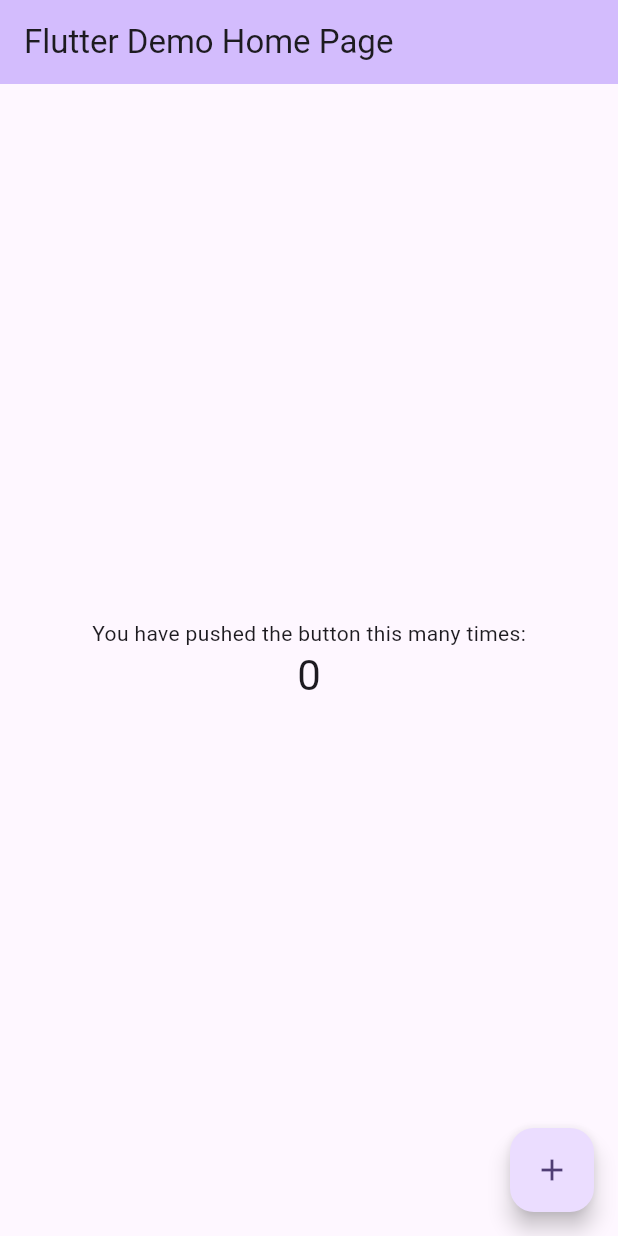
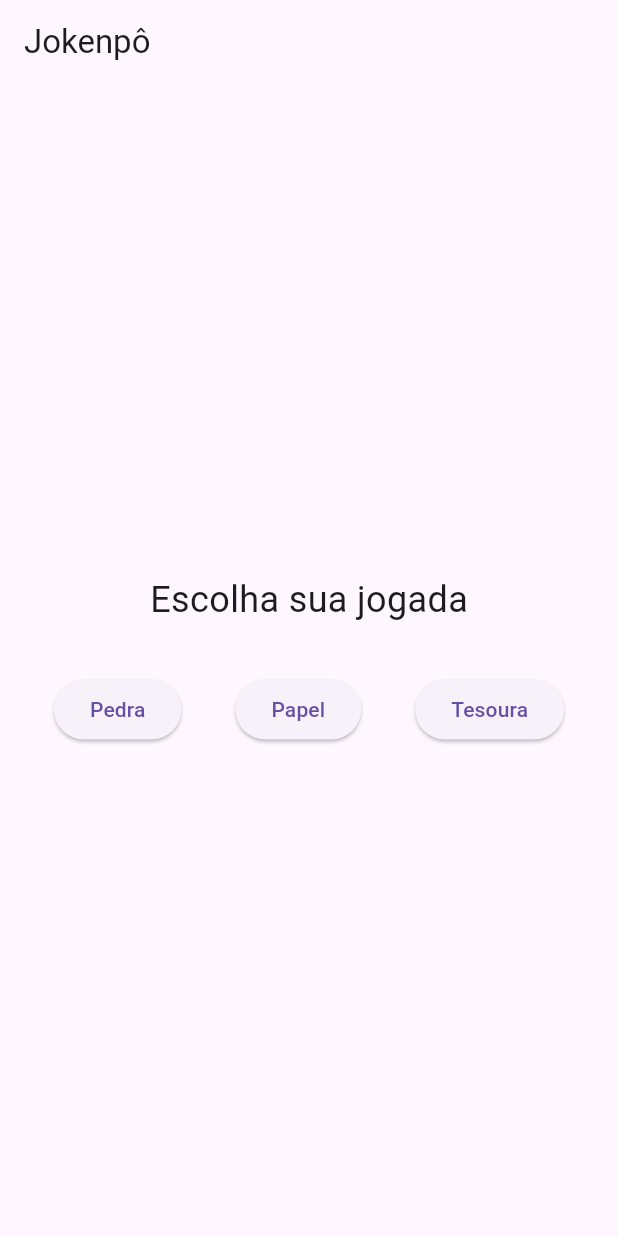
Before and after one commit to Lucas-RA/Ex-Jokenpo_Teste, a Flutter app: the screen it shows after launch, on a phone screen of 412 x 824 dp. Run offline on Flutter 3.47's test engine with Material 3 defaults, Android fonts, the phone set to English and light mode, and no system bars.

Commit message:
feat(etapa-01): primeira versão do Jokenpô com tudo dentro da tela
Co-Authored-By: Claude Opus 5.5 <noreply@anthropic.com>

```diff
--- a/lib/main.dart
+++ b/lib/main.dart
@@ -1,121 +1,68 @@
+import 'dart:math';
+
 import 'package:flutter/material.dart';
 
 void main() {
-  runApp(const MyApp());
+  runApp(
+    const MaterialApp(debugShowCheckedModeBanner: false, home: JokenpoScreen()),
+  );
 }
 
-class MyApp extends StatelessWidget {
-  const MyApp({super.key});
+class JokenpoScreen extends StatefulWidget {
+  const JokenpoScreen({super.key});
 
-  // This widget is the root of your application.
   @override
-  Widget build(BuildContext context) {
-    return MaterialApp(
-      title: 'Flutter Demo',
-      theme: ThemeData(
-        // This is the theme of your application.
-        //
-        // TRY THIS: Try running your application with "flutter run". You'll see
-        // the application has a purple toolbar. Then, without quitting the app,
-        // try changing the seedColor in the colorScheme below to Colors.green
-        // and then invoke "hot reload" (save your changes or press the "hot
-        // reload" button in a Flutter-supported IDE, or press "r" if you used
-        // the command line to start the app).
-        //
-        // Notice that the counter didn't reset back to zero; the application
-        // state is not lost during the reload. To reset the state, use hot
-        // restart instead.
-        //
-        // This works for code too, not just values: Most code changes can be
-        // tested with just a hot reload.
-        colorScheme: .fromSeed(seedColor: Colors.deepPurple),
-      ),
-      home: const MyHomePage(title: 'Flutter Demo Home Page'),
-    );
-  }
+  State<JokenpoScreen> createState() => _JokenpoScreenState();
 }
 
-class MyHomePage extends StatefulWidget {
-  const MyHomePage({super.key, required this.title});
+class _JokenpoScreenState extends State<JokenpoScreen> {
+  String resultado = 'Escolha sua jogada';
 
-  // This widget is the home page of your application. It is stateful, meaning
-  // that it has a State object (defined below) that contains fields that affect
-  // how it looks.
+  void jogar(String jogador) {
+    final jogadas = ['pedra', 'papel', 'tesoura'];
 
-  // This class is the configuration for the state. It holds the values (in this
-  // case the title) provided by the parent (in this case the App widget) and
-  // used by the build method of the State. Fields in a Widget subclass are
-  // always marked "final".
+    final computador = jogadas[Random().nextInt(jogadas.length)];
 
-  final String title;
+    if (jogador == computador) {
+      resultado = 'Empate';
+    } else if (jogador == 'pedra' && computador == 'tesoura' ||
+        jogador == 'papel' && computador == 'pedra' ||
+        jogador == 'tesoura' && computador == 'papel') {
+      resultado = 'Você venceu!';
+    } else {
+      resultado = 'Você perdeu!';
+    }
 
-  @override
-  State<MyHomePage> createState() => _MyHomePageState();
-}
-
-class _MyHomePageState extends State<MyHomePage> {
-  int _counter = 0;
-
-  void _incrementCounter() {
-    setState(() {
-      // This call to setState tells the Flutter framework that something has
-      // changed in this State, which causes it to rerun the build method below
-      // so that the display can reflect the updated values. If we changed
-      // _counter without calling setState(), then the build method would not be
-      // called again, and so nothing would appear to happen.
-      _counter++;
-    });
+    setState(() {});
   }
 
   @override
   Widget build(BuildContext context) {
-    // This method is rerun every time setState is called, for instance as done
-    // by the _incrementCounter method above.
-    //
-    // The Flutter framework has been optimized to make rerunning build methods
-    // fast, so that you can just rebuild anything that needs updating rather
-    // than having to individually change instances of widgets.
     return Scaffold(
-      appBar: AppBar(
-        // TRY THIS: Try changing the color here to a specific color (to
-        // Colors.amber, perhaps?) and trigger a hot reload to see the AppBar
-        // change color while the other colors stay the same.
-        backgroundColor: Theme.of(context).colorScheme.inversePrimary,
-        // Here we take the value from the MyHomePage object that was created by
-        // the App.build method, and use it to set our appbar title.
-        title: Text(widget.title),
-      ),
-      body: Center(
-        // Center is a layout widget. It takes a single child and positions it
-        // in the middle of the parent.
-        child: Column(
-          // Column is also a layout widget. It takes a list of children and
-          // arranges them vertically. By default, it sizes itself to fit its
-          // children horizontally, and tries to be as tall as its parent.
-          //
-          // Column has various properties to control how it sizes itself and
-          // how it positions its children. Here we use mainAxisAlignment to
-          // center the children vertically; the main axis here is the vertical
-          // axis because Columns are vertical (the cross axis would be
-          // horizontal).
-          //
-          // TRY THIS: Invoke "debug painting" (choose the "Toggle Debug Paint"
-          // action in the IDE, or press "p" in the console), to see the
-          // wireframe for each widget.
-          mainAxisAlignment: .center,
-          children: [
-            const Text('You have pushed the button this many times:'),
-            Text(
-              '$_counter',
-              style: Theme.of(context).textTheme.headlineMedium,
-            ),
-          ],
-        ),
-      ),
-      floatingActionButton: FloatingActionButton(
-        onPressed: _incrementCounter,
-        tooltip: 'Increment',
-        child: const Icon(Icons.add),
+      appBar: AppBar(title: const Text('Jokenpô')),
+      body: Column(
+        mainAxisAlignment: MainAxisAlignment.center,
+        children: [
+          Text(resultado, style: const TextStyle(fontSize: 24)),
+          const SizedBox(height: 32),
+          Row(
+            mainAxisAlignment: MainAxisAlignment.spaceEvenly,
+            children: [
+              ElevatedButton(
+                onPressed: () => jogar('pedra'),
+                child: const Text('Pedra'),
+              ),
+              ElevatedButton(
+                onPressed: () => jogar('papel'),
+                child: const Text('Papel'),
+              ),
+              ElevatedButton(
+                onPressed: () => jogar('tesoura'),
+                child: const Text('Tesoura'),
+              ),
+            ],
+          ),
+        ],
       ),
     );
   }
```
Also changed, not shown: 1 other file.
